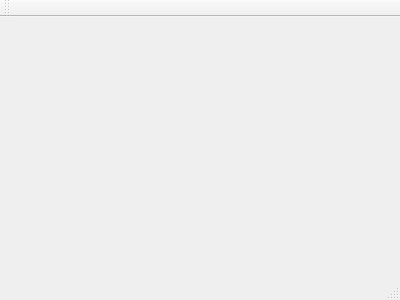
The window that mainwindow.ui (jsyzljj/login) describes before a commit, drawn with Qt 5.
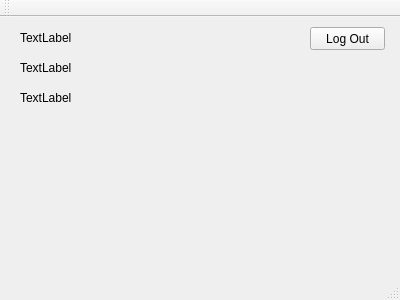
The same window after the commit.

```diff
--- a/mainwindow.ui
+++ b/mainwindow.ui
@@ -12,13 +12,81 @@
   <property name="windowTitle" >
    <string>MainWindow</string>
   </property>
-  <widget class="QMenuBar" name="menuBar" />
-  <widget class="QToolBar" name="mainToolBar" />
-  <widget class="QWidget" name="centralWidget" />
-  <widget class="QStatusBar" name="statusBar" />
+  <widget class="QWidget" name="centralWidget">
+   <widget class="QLabel" name="label_log_username">
+    <property name="geometry">
+     <rect>
+      <x>20</x>
+      <y>40</y>
+      <width>151</width>
+      <height>21</height>
+     </rect>
+    </property>
+    <property name="text">
+     <string>TextLabel</string>
+    </property>
+   </widget>
+   <widget class="QLabel" name="label_log_time">
+    <property name="geometry">
+     <rect>
+      <x>20</x>
+      <y>10</y>
+      <width>361</width>
+      <height>21</height>
+     </rect>
+    </property>
+    <property name="text">
+     <string>TextLabel</string>
+    </property>
+   </widget>
+   <widget class="QLabel" name="label_log_duration">
+    <property name="geometry">
+     <rect>
+      <x>20</x>
+      <y>70</y>
+      <width>151</width>
+      <height>21</height>
+     </rect>
+    </property>
+    <property name="text">
+     <string>TextLabel</string>
+    </property>
+   </widget>
+   <widget class="QPushButton" name="pushButton_logout">
+    <property name="geometry">
+     <rect>
+      <x>310</x>
+      <y>10</y>
+      <width>75</width>
+      <height>23</height>
+     </rect>
+    </property>
+    <property name="text">
+     <string>Log Out</string>
+    </property>
+   </widget>
+  </widget>
+  <widget class="QMenuBar" name="menuBar">
+   <property name="geometry">
+    <rect>
+     <x>0</x>
+     <y>0</y>
+     <width>400</width>
+     <height>23</height>
+    </rect>
+   </property>
+  </widget>
+  <widget class="QToolBar" name="mainToolBar">
+   <attribute name="toolBarArea">
+    <enum>TopToolBarArea</enum>
+   </attribute>
+   <attribute name="toolBarBreak">
+    <bool>false</bool>
+   </attribute>
+  </widget>
+  <widget class="QStatusBar" name="statusBar"/>
  </widget>
- <layoutDefault spacing="6" margin="11" />
- <pixmapfunction></pixmapfunction>
+ <layoutdefault spacing="6" margin="11"/>
  <resources/>
  <connections/>
 </ui>
```
Left out of the diff: 26 changed lines with no effect on the pictures.
